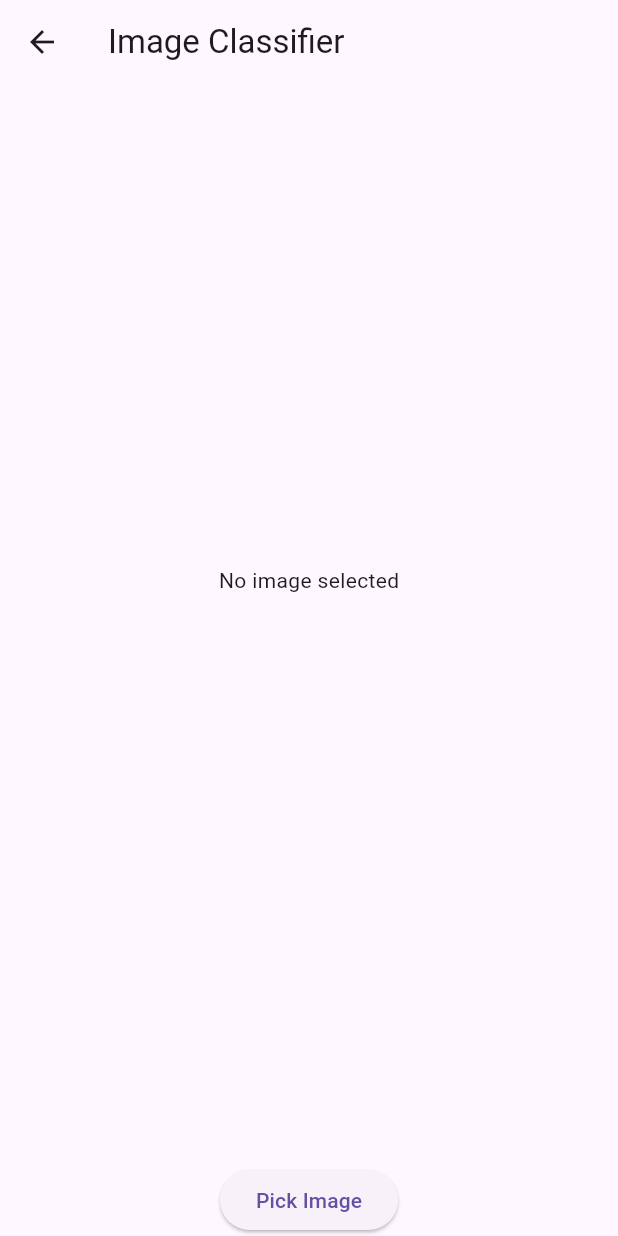
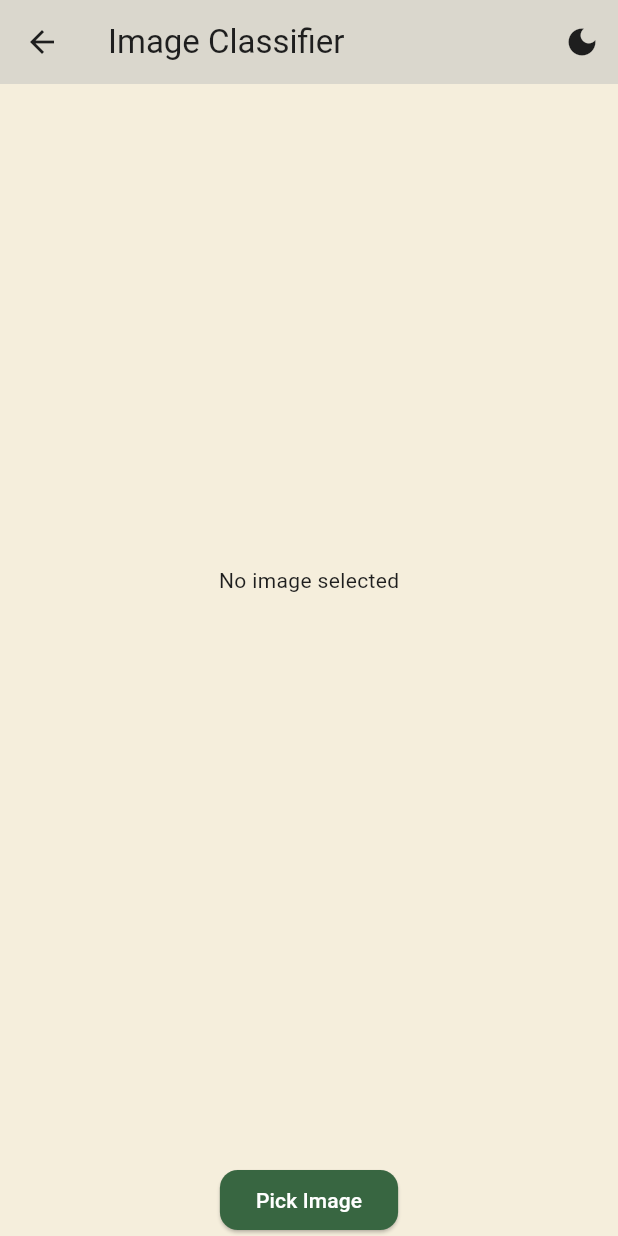
Before and after one commit to MikeCheek/plant_guardian, a Flutter app: the ImageClassifierScreen screen opened by its route, on a phone screen of 412 x 824 dp. Run offline on Flutter 3.47's test engine with Material 3 defaults, Android fonts, the phone set to English and light mode, and no system bars; our stand-ins replace camera, image_picker; missing offline and left inert: tflite_flutter.

Commit message:
Added theme and drawer

```diff
--- /dev/null
+++ b/lib/colors.dart
@@ -0,0 +1,21 @@
+import 'package:flutter/material.dart';
+
+class AppColors {
+  // Light Theme
+  static const Color lightBackground = Color(0xFFF5EEDC);
+  static const Color lightPrimary = Color(0xFF6A994E);
+  static const Color lightSecondary = Color(0xFFA7C957);
+  static const Color lightAccent = Color(0xFFBC4749);
+  static const Color lightSurface = Color(0xFFDAD7CD);
+  static const Color lightText = Color(0xFF1E1E1E);
+  static const Color lightButton = Color(0xFF386641);
+
+  // Dark Theme
+  static const Color darkBackground = Color(0xFF1B1B1B);
+  static const Color darkPrimary = Color(0xFF8CC084);
+  static const Color darkSecondary = Color(0xFFA7C957);
+  static const Color darkAccent = Color(0xFFE76F51);
+  static const Color darkSurface = Color(0xFF2E2E2E);
+  static const Color darkText = Color(0xFFF5EEDC);
+  static const Color darkButton = Color(0xFF6A994E);
+}
--- a/lib/pages/ImageClassifierLiveScreen.dart
+++ b/lib/pages/ImageClassifierLiveScreen.dart
@@ -94,7 +94,7 @@
   @override
   Widget build(BuildContext context) {
     return Scaffold(
-      appBar: AppBar(title: Text('Live Image Classifier')),
+      // appBar: AppBar(title: Text('Live Image Classifier')),
       body: Column(
         children: [
           Expanded(
--- a/lib/pages/ImageClassifierScreen.dart
+++ b/lib/pages/ImageClassifierScreen.dart
@@ -52,7 +52,13 @@
   @override
   Widget build(BuildContext context) {
     return Scaffold(
-      appBar: AppBar(title: Text('Image Classifier')),
+      // appBar: AppBar(
+      //   title: Text('Image Classifier'),
+      //   leading: IconButton(
+      //     icon: Icon(Icons.arrow_back),
+      //     onPressed: () => Navigator.of(context).pop(),
+      //   ),
+      // ),
       body: Column(
         children: [
           Expanded(
--- /dev/null
+++ b/lib/theme.dart
@@ -0,0 +1,50 @@
+import 'package:flutter/material.dart';
+import 'colors.dart';
+
+class AppTheme {
+  static final ThemeData lightTheme = ThemeData(
+    brightness: Brightness.light,
+    scaffoldBackgroundColor: AppColors.lightBackground,
+    primaryColor: AppColors.lightPrimary,
+    colorScheme: ColorScheme.light(
+      primary: AppColors.lightPrimary,
+      secondary: AppColors.lightSecondary,
+      surface: AppColors.lightSurface,
+      onPrimary: Colors.white,
+      onSurface: AppColors.lightText,
+    ),
+    textTheme: const TextTheme(
+      bodyMedium: TextStyle(color: AppColors.lightText),
+    ),
+    elevatedButtonTheme: ElevatedButtonThemeData(
+      style: ElevatedButton.styleFrom(
+        backgroundColor: AppColors.lightButton,
+        foregroundColor: Colors.white,
+        shape: RoundedRectangleBorder(borderRadius: BorderRadius.circular(12)),
+      ),
+    ),
+  );
+
+  static final ThemeData darkTheme = ThemeData(
+    brightness: Brightness.dark,
+    scaffoldBackgroundColor: AppColors.darkBackground,
+    primaryColor: AppColors.darkPrimary,
+    colorScheme: ColorScheme.dark(
+      primary: AppColors.darkPrimary,
+      secondary: AppColors.darkSecondary,
+      surface: AppColors.darkSurface,
+      onPrimary: Colors.black,
+      onSurface: AppColors.darkText,
+    ),
+    textTheme: const TextTheme(
+      bodyMedium: TextStyle(color: AppColors.darkText),
+    ),
+    elevatedButtonTheme: ElevatedButtonThemeData(
+      style: ElevatedButton.styleFrom(
+        backgroundColor: AppColors.darkButton,
+        foregroundColor: Colors.white,
+        shape: RoundedRectangleBorder(borderRadius: BorderRadius.circular(12)),
+      ),
+    ),
+  );
+}
--- a/pubspec.yaml
+++ b/pubspec.yaml
@@ -63,10 +63,9 @@
 
   # To add assets to your application, add an assets section, like this:
   assets:
-    - assets/1.tflite
-    - assets/1.txt
     - assets/houseplant_classifier_model.tflite
     - assets/houseplant_classifier_labels.txt
+    - assets/images/
 
 
   # An image asset can refer to one or more resolution-specific "variants", see
```
Also changed, not shown: lib/main.dart (+159 -45 lines).
